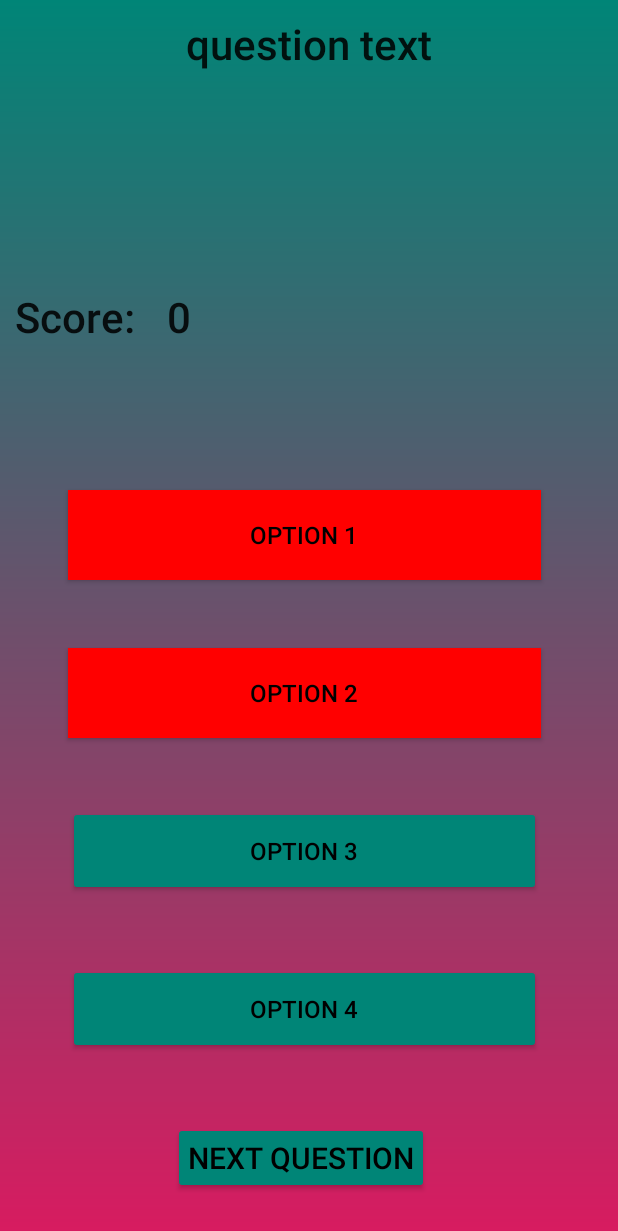
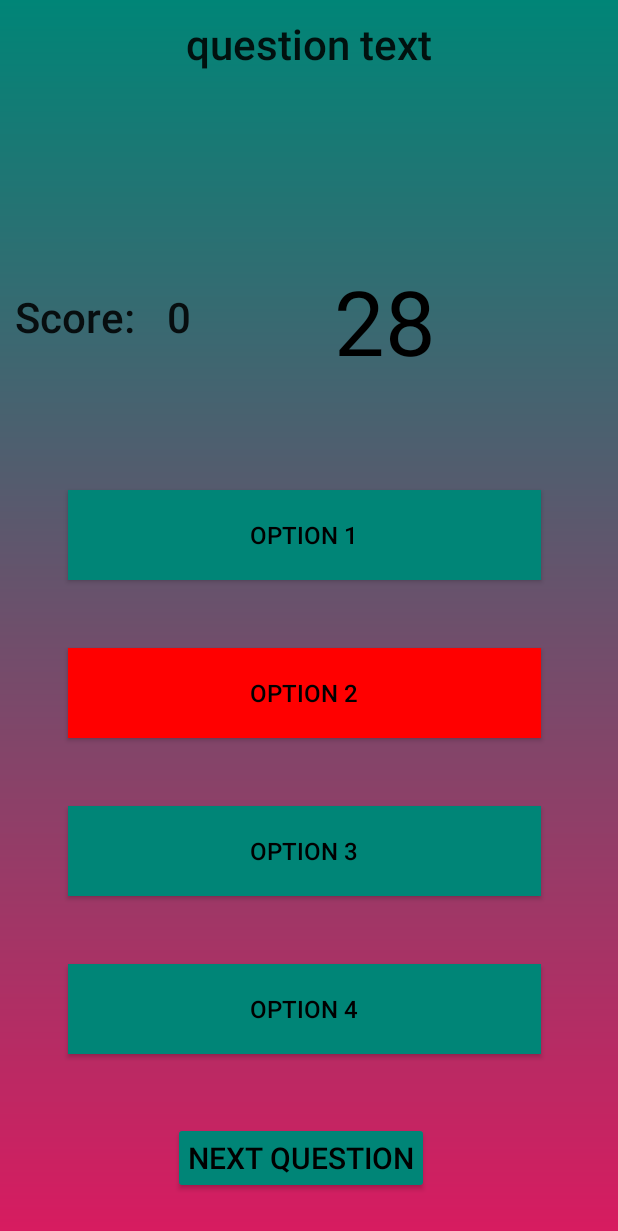
Before and after one commit to Aidanroth/AndroidTriviaGame, an Android app: the QuestionActivity screen opened directly, with no data from a screen before it, after a tap on "OPTION 2", on a phone screen of 412 x 824 dp. Shown: the top 1231 px of the screen. Run offline under Robolectric (Android 15) with nearby library versions, the phone set to English and light mode, and no system bars; our stand-ins replace Firebase (no records; nobody signed in at launch, a user with empty details on screens opened directly); 4 statements that could not run were skipped; 3 other taps on this screen came first.

Commit message:
timer works exccept for fisrt time through. seems like similar bug to what begin button fixed

```diff
--- a/app/src/main/java/com/example/triviagame/QuestionActivity.java
+++ b/app/src/main/java/com/example/triviagame/QuestionActivity.java
@@ -22,6 +22,7 @@ import com.google.firebase.database.FirebaseDatabase;
 import com.google.firebase.database.ValueEventListener;
 
 import java.util.ArrayList;
+import android.os.CountDownTimer;
 
 
 public class QuestionActivity extends AppCompatActivity {
@@ -31,19 +32,25 @@ public class QuestionActivity extends AppCompatActivity {
     public static final String MODE = "mode";
     public static final String SHARED_PREFS = "sharedPrefs";
 
+    private long START_TIME_IN_MILLIS;
+
     SharedPreferences sharedpreferences;
     TextView questionText,player_score, current_score;
     Button button1, button2, button3, button4, buttonNextQ, beginButton;
     boolean first = true;
-
-
-
 
     ArrayList<Question> qVector = new ArrayList<>(50);
     int score = 0;
     int numQuestions = 7;
     int qNum = 0;
     Question question = new Question();
+
+    private CountDownTimer mCountDownTimer;
+    private TextView mTextViewCountDown;
+
+    private boolean mTimerRunning;
+    private long mTimeLeftInMillis = START_TIME_IN_MILLIS;
+
 
     @Override
     protected void onCreate(Bundle savedInstanceState) {
@@ -52,6 +59,17 @@ public class QuestionActivity extends AppCompatActivity {
 
         sharedpreferences = getSharedPreferences(SHARED_PREFS, Context.MODE_PRIVATE);
         String cat = sharedpreferences.getString(CATT, "Science");
+        String Diff = sharedpreferences.getString(DIFF, "Easy");
+
+        if(Diff.equals("Easy")){
+            START_TIME_IN_MILLIS = 30000;
+        }
+        else if(Diff.equals("Medium")){
+            START_TIME_IN_MILLIS = 20000;
+        }
+        else if(Diff.equals("Hard")){
+            START_TIME_IN_MILLIS = 10000;
+        }
 
         if(cat.equals("History")){
             cat = "history_questions";
@@ -71,7 +89,9 @@ public class QuestionActivity extends AppCompatActivity {
             beginButton = findViewById(R.id.begin_button);
             buttonNextQ = findViewById(R.id.buttonNextQ);
             questionText = findViewById(R.id.questionText);
-
+            player_score = findViewById(R.id.player_score);
+            current_score = findViewById(R.id.current_score);
+            mTextViewCountDown = findViewById(R.id.text_view_countdown);
 
             refreshScreen();
 
@@ -85,6 +105,9 @@ public class QuestionActivity extends AppCompatActivity {
             @Override
             public void onClick(View view) {
                 if(qNum < numQuestions) {
+
+                    mCountDownTimer.onFinish();
+                    resetTimer();
                     refreshScreen();
                     button1.setBackgroundColor(Color.parseColor("#008577"));
                     button2.setBackgroundColor(Color.parseColor("#008577"));
@@ -104,6 +127,11 @@ public class QuestionActivity extends AppCompatActivity {
         button1.setOnClickListener(new View.OnClickListener() {
             @Override
             public void onClick(View v) {
+                pauseTimer();
+                button1.setClickable(false);
+                button2.setClickable(false);
+                button3.setClickable(false);
+                button4.setClickable(false);
                 if (button1.getText().toString().equals(question.getAnswer())) { //if answer is correct
                     button1.setBackgroundColor(Color.GREEN);
 
@@ -140,6 +168,11 @@ public class QuestionActivity extends AppCompatActivity {
         button2.setOnClickListener(new View.OnClickListener() {
             @Override
             public void onClick(View v) {
+                pauseTimer();
+                button1.setClickable(false);
+                button2.setClickable(false);
+                button3.setClickable(false);
+                button4.setClickable(false);
                 if (button2.getText().toString().equals(question.getAnswer())) { //if answer is correct
                     button2.setBackgroundColor(Color.GREEN);
 
@@ -179,6 +212,11 @@ public class QuestionActivity extends AppCompatActivity {
         button3.setOnClickListener(new View.OnClickListener() {
             @Override
             public void onClick(View v) {
+                pauseTimer();
+                button1.setClickable(false);
+                button2.setClickable(false);
+                button3.setClickable(false);
+                button4.setClickable(false);
                 if (button3.getText().toString().equals(question.getAnswer())) { //if answer is correct
                     button3.setBackgroundColor(Color.GREEN);
 
@@ -217,6 +255,11 @@ public class QuestionActivity extends AppCompatActivity {
         button4.setOnClickListener(new View.OnClickListener() {
             @Override
             public void onClick(View v) {
+                pauseTimer();
+                button1.setClickable(false);
+                button2.setClickable(false);
+                button3.setClickable(false);
+                button4.setClickable(false);
                 if (button4.getText().toString().equals(question.getAnswer())) { //if answer is correct
                     button4.setBackgroundColor(Color.GREEN);
 
@@ -256,6 +299,12 @@ public class QuestionActivity extends AppCompatActivity {
         // The first time this method is called the array list is empty even though it should have been generated already.
         // thats why the check for empty is neccessary to prevent a crash but it also means when you start the game you
         // see the default text values not the first question.
+
+//        if(first != true) {
+//            startTimer();
+//        }
+        startTimer();
+
         if(!qVector.isEmpty()) {
 
             question = qVector.get(qNum);
@@ -265,6 +314,10 @@ public class QuestionActivity extends AppCompatActivity {
             button3.setText(question.getOption3());
             button4.setText(question.getOption4());
             qNum++;
+            button1.setClickable(true);
+            button2.setClickable(true);
+            button3.setClickable(true);
+            button4.setClickable(true);
         }
 
         else if(first == true){
@@ -280,12 +333,20 @@ public class QuestionActivity extends AppCompatActivity {
                     button3.setVisibility(View.VISIBLE);
                     button4.setVisibility(View.VISIBLE);
                     buttonNextQ.setVisibility(View.VISIBLE);
-                    //player_score.setVisibility(View.VISIBLE);
-                    //current_score.setVisibility(View.VISIBLE);
+                    mTextViewCountDown.setVisibility(View.VISIBLE);
+                    player_score.setVisibility(View.VISIBLE);
+                    current_score.setVisibility(View.VISIBLE);
+                    //startTimer();
+                    button1.setClickable(true);
+                    button2.setClickable(true);
+                    button3.setClickable(true);
+                    button4.setClickable(true);
 
                 }
             });
         }
+
+
 
 
     }
@@ -324,5 +385,62 @@ public class QuestionActivity extends AppCompatActivity {
     }
 
 
+    private void startTimer() {
+        sharedpreferences = getSharedPreferences(SHARED_PREFS, Context.MODE_PRIVATE);
+        String Diff = sharedpreferences.getString(DIFF, "Easy");
+
+        if(Diff.equals("Easy")){
+            START_TIME_IN_MILLIS = 30000;
+        }
+        else if(Diff.equals("Medium")){
+            START_TIME_IN_MILLIS = 20000;
+        }
+        else if(Diff.equals("Hard")){
+            START_TIME_IN_MILLIS = 10000;
+        }
+
+        mCountDownTimer = new CountDownTimer(mTimeLeftInMillis, 500) {
+            @Override
+            public void onTick(long millisUntilFinished) {
+                mTimeLeftInMillis = millisUntilFinished;
+                updateCountDownText();
+            }
+
+            @Override
+            public void onFinish() {
+                mTimerRunning = false;
+                button1.setClickable(false);
+                button2.setClickable(false);
+                button3.setClickable(false);
+                button4.setClickable(false);
+
+            }
+        }.start();
+
+        mTimerRunning = true;
+
+    }
+
+    private void pauseTimer() {
+        mCountDownTimer.cancel();
+        mTimerRunning = false;
+
+    }
+
+    private void resetTimer() {
+        mTimeLeftInMillis = START_TIME_IN_MILLIS;
+        updateCountDownText();
+
+    }
+
+    private void updateCountDownText() {
+
+        int seconds = (int) (mTimeLeftInMillis / 1000) % 60;
+
+        String timeLeftFormatted = String.format(Locale.getDefault(), "%02d", seconds);
+
+        mTextViewCountDown.setText(timeLeftFormatted);
+    }
+
 
 } // End class
--- a/app/src/main/res/layout/question_activity.xml
+++ b/app/src/main/res/layout/question_activity.xml
@@ -24,6 +24,19 @@
         android:visibility="invisible"
     />
 
+    <TextView
+        android:id="@+id/text_view_countdown"
+        android:layout_width="wrap_content"
+        android:layout_height="wrap_content"
+        android:layout_centerHorizontal="true"
+        android:layout_centerVertical="true"
+        android:textColor="@android:color/black"
+        android:textSize="60sp"
+        app:layout_constraintBottom_toTopOf="@+id/button1"
+        app:layout_constraintEnd_toEndOf="parent"
+        app:layout_constraintStart_toEndOf="@+id/player_score"
+        app:layout_constraintTop_toBottomOf="@+id/questionText"
+        android:visibility="invisible"/>
 
     <TextView
         android:id="@+id/player_score"
@@ -38,6 +51,7 @@
         app:layout_constraintEnd_toStartOf="@+id/current_score"
         app:layout_constraintStart_toStartOf="parent"
         app:layout_constraintTop_toBottomOf="@+id/questionText"
+        android:visibility="invisible"
         />
 
     <TextView
@@ -54,6 +68,7 @@
         app:layout_constraintEnd_toEndOf="parent"
         app:layout_constraintStart_toEndOf="@+id/player_score"
         app:layout_constraintTop_toBottomOf="@+id/questionText"
+        android:visibility="invisible"
       />
 
     <Button
```
